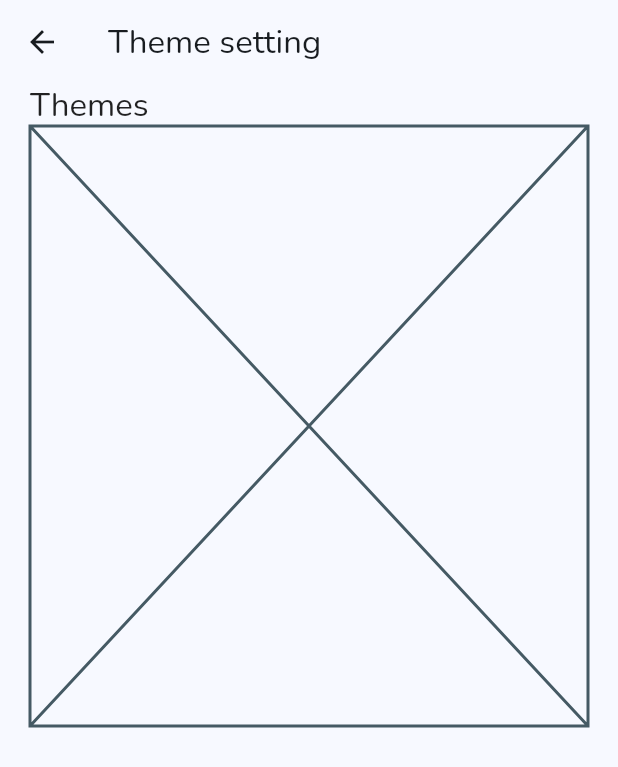
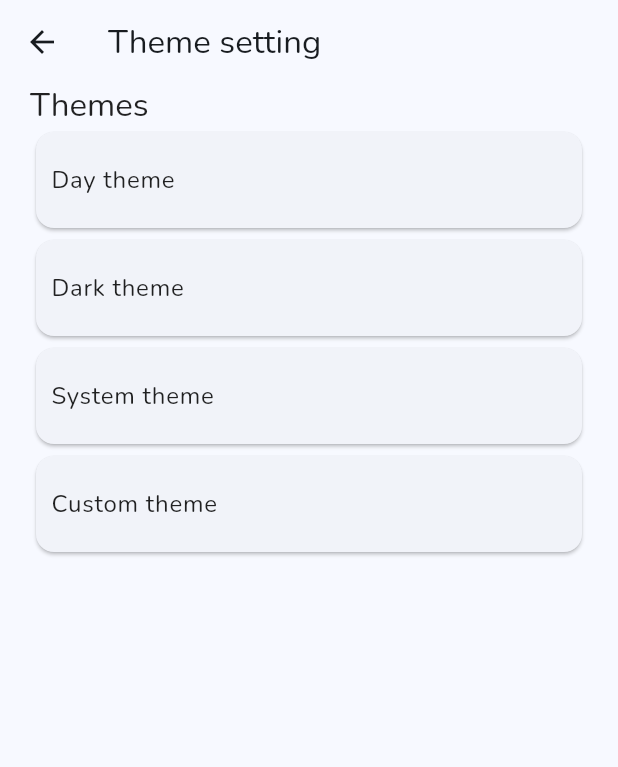
Before and after one commit to tc14077/todoer, a Flutter app: the ThemeSettingScreen screen opened directly, on a phone screen of 412 x 824 dp. Shown: the top 767 px of the screen. Run offline on Flutter 3.47's test engine with Material 2 defaults, Android fonts, the phone set to English and light mode, and no system bars; our stand-ins replace beamer, bloc, flutter_bloc, google_fonts.

Commit message:
feat: create basic theme changing function

```diff
--- a/lib/enum/app_theme_options.dart
+++ b/lib/enum/app_theme_options.dart
@@ -2,13 +2,14 @@ import 'package:flutter/material.dart';
 import 'package:todoer/ui/system/themes.dart';
 
 enum AppThemeOption {
-  light(themeMode: ThemeMode.light),
-  dark(themeMode: ThemeMode.dark),
-  system(themeMode: ThemeMode.system),
-  custom(themeMode: null);
+  light(themeMode: ThemeMode.light, displayName: 'Day theme'),
+  dark(themeMode: ThemeMode.dark, displayName: 'Dark theme'),
+  system(themeMode: ThemeMode.system, displayName: 'System theme'),
+  custom(themeMode: null, displayName: 'Custom theme');
 
   final ThemeMode? themeMode;
-  const AppThemeOption({this.themeMode});
+  final String displayName;
+  const AppThemeOption({this.themeMode, required this.displayName});
 
   ThemeData? get themeData {
     switch (this) {
--- a/lib/ui/screen/theme_setting_screen.dart
+++ b/lib/ui/screen/theme_setting_screen.dart
@@ -1,4 +1,7 @@
 import 'package:flutter/material.dart';
+import 'package:flutter_bloc/flutter_bloc.dart';
+import '../../bloc/app_theme/app_theme_cubit.dart';
+import '../../enum/app_theme_options.dart';
 import '../system/themed_text.dart';
 
 class ThemeSettingScreen extends StatefulWidget {
@@ -11,6 +14,11 @@ class ThemeSettingScreen extends StatefulWidget {
 class _ThemeSettingScreenState extends State<ThemeSettingScreen> {
   @override
   Widget build(BuildContext context) {
+    final themeOptions = AppThemeOption.values
+        .map((e) => ThemeCard(
+              appThemeOption: e,
+            ))
+        .toList();
     return Scaffold(
       appBar: AppBar(
         title: const Text('Theme setting'),
@@ -19,12 +27,49 @@ class _ThemeSettingScreenState extends State<ThemeSettingScreen> {
         padding: const EdgeInsets.symmetric(horizontal: 20),
         child: Column(
           crossAxisAlignment: CrossAxisAlignment.start,
-          children: const [
-            TitleLargeText('Themes'),
-            Placeholder(),
+          children: [
+            const TitleLargeText('Themes'),
+            ...themeOptions,
           ],
         ),
       ),
     );
   }
 }
+
+class ThemeCard extends StatelessWidget {
+  final AppThemeOption appThemeOption;
+  const ThemeCard({
+    Key? key,
+    required this.appThemeOption,
+  }) : super(key: key);
+
+  @override
+  Widget build(BuildContext context) {
+    return InkWell(
+      child: Card(
+        child: Container(
+          padding: const EdgeInsets.symmetric(
+            vertical: 20,
+            horizontal: 10,
+          ),
+          child: Row(
+            mainAxisAlignment: MainAxisAlignment.spaceBetween,
+            children: [
+              BodyLargeText(appThemeOption.displayName),
+            ],
+          ),
+        ),
+      ),
+      onTap: () {
+        if (appThemeOption != AppThemeOption.dark &&
+            appThemeOption != AppThemeOption.light) {
+          return;
+        }
+        if (appThemeOption != context.read<AppThemeCubit>().state) {
+          context.read<AppThemeCubit>().toggleTheme();
+        }
+      },
+    );
+  }
+}
```
